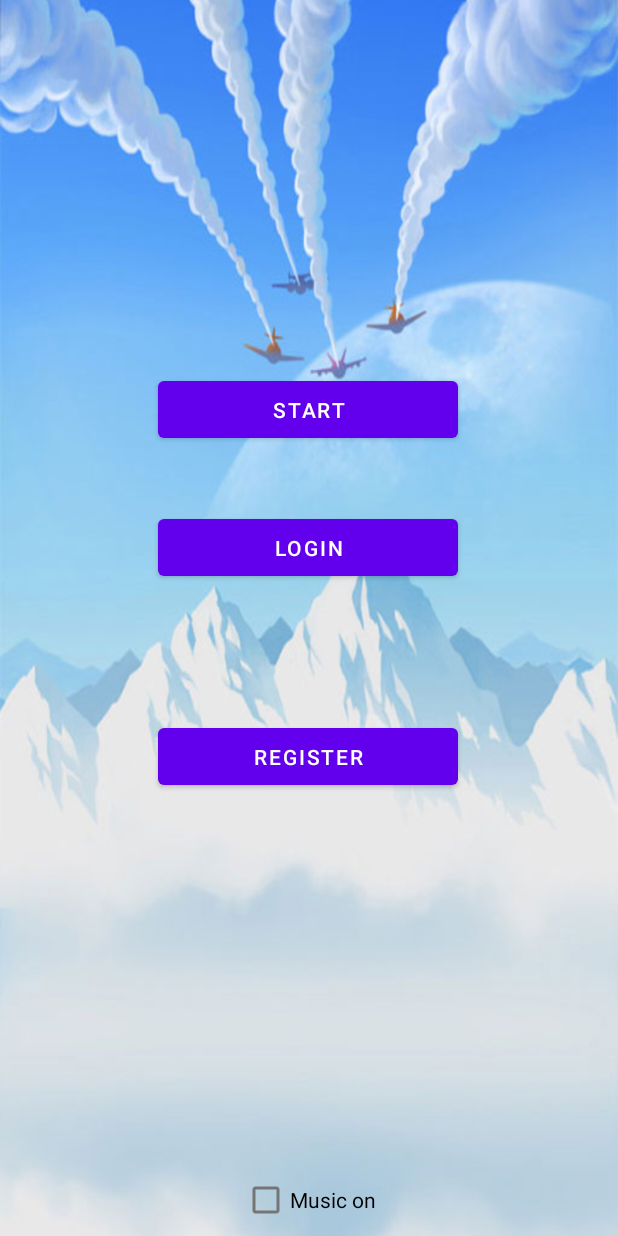
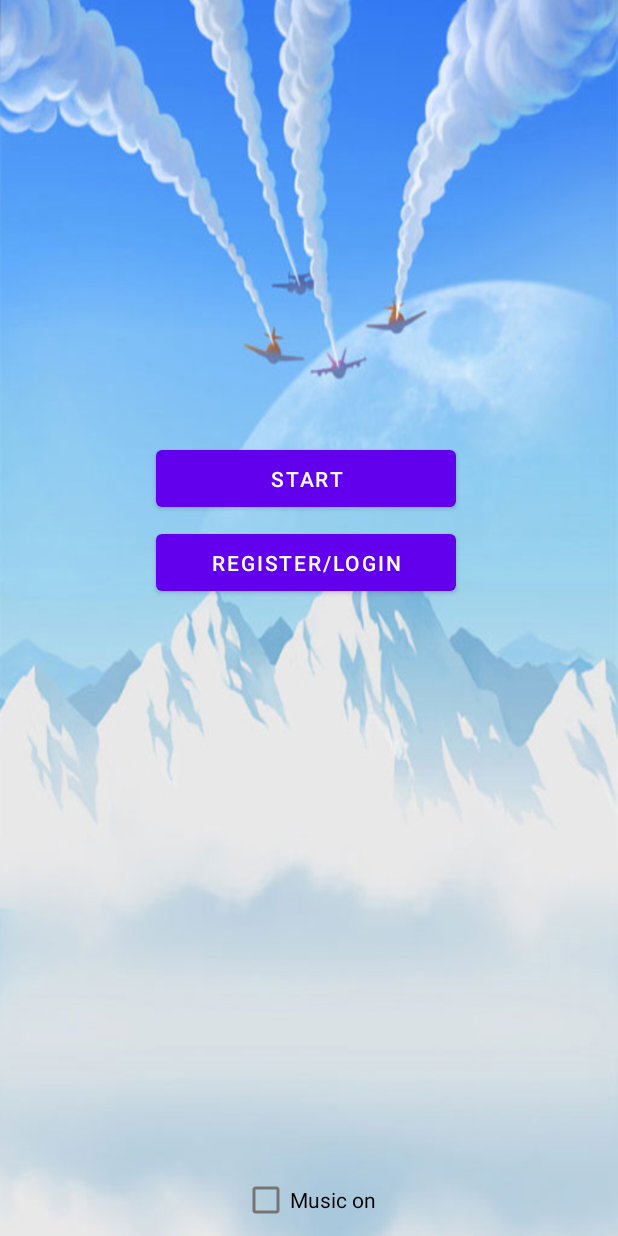
Before and after one commit to abyss-42/AS_AircraftWar, an Android app: the screen it shows after launch (MainActivity), on a phone screen of 412 x 824 dp. Run offline under Robolectric (Android 15) with nearby library versions, the phone set to English and light mode, and no system bars.

Commit message:
加了游戏模式选择

```diff
--- a/MyApplication/app/src/main/java/com/example/myapplication/MainActivity.java
+++ b/MyApplication/app/src/main/java/com/example/myapplication/MainActivity.java
@@ -31,7 +31,6 @@ public class MainActivity extends AppCompatActivity{
         WINDOW_WIDTH = dm.widthPixels;
         WINDOW_HEIGHT = dm.heightPixels;
         Button start = findViewById(R.id.start);
-        Button login = findViewById(R.id.Login);
         getSupportActionBar().hide();
     }
 
@@ -41,10 +40,10 @@ public class MainActivity extends AppCompatActivity{
         startActivity(intent);
     }
 
-    public void LoginGame(View view){
-        Intent intent = new Intent(this, MarketActivity.class);
-        startActivity(intent);
-    }
+//    public void LoginGame(View view){
+//        Intent intent = new Intent(this, MarketActivity.class);
+//        startActivity(intent);
+//    }
 
     public void RegisterGame(View view){
         Intent intent = new Intent(this, LoginActivity.class);
--- a/MyApplication/app/src/main/java/com/example/myapplication/login/LoginActivity.java
+++ b/MyApplication/app/src/main/java/com/example/myapplication/login/LoginActivity.java
@@ -16,6 +16,7 @@ import android.widget.Toast;
 import androidx.annotation.RequiresApi;
 import androidx.appcompat.app.AppCompatActivity;
 
+import com.example.myapplication.ModeSelectActivity;
 import com.example.myapplication.R;
 import com.example.myapplication.SQLite.MyDatabaseHelper;
 import com.example.myapplication.User;
@@ -111,6 +112,8 @@ public class LoginActivity extends AppCompatActivity {
                         in = new BufferedReader(new InputStreamReader(socket.getInputStream()));
                         if(in.readLine().equals("success")){
                             Toast.makeText(LoginActivity.this,"注册成功",Toast.LENGTH_SHORT).show();
+                            Intent intent = new Intent(LoginActivity.this, ModeSelectActivity.class);
+                            startActivity(intent);
                         }else{
                             Toast.makeText(LoginActivity.this,"注册失败",Toast.LENGTH_SHORT).show();
                         }
@@ -180,8 +183,8 @@ public class LoginActivity extends AppCompatActivity {
                             ObjectInputStream ois = new ObjectInputStream(socket.getInputStream());
                             currentUser = (User)ois.readObject();
                             Toast.makeText(LoginActivity.this,"登录成功",Toast.LENGTH_SHORT).show();
-//                            Intent intent = new Intent(LoginActivity.this,GameActivity.class);
-//                            startActivity(intent);
+                            Intent intent = new Intent(LoginActivity.this, ModeSelectActivity.class);
+                            startActivity(intent);
                         }else{
                             Toast.makeText(LoginActivity.this,"登录失败",Toast.LENGTH_SHORT).show();
                         }
--- a/MyApplication/app/src/main/res/layout/activity_main.xml
+++ b/MyApplication/app/src/main/res/layout/activity_main.xml
@@ -7,41 +7,41 @@
     android:background="@drawable/bg5"
     tools:context=".MainActivity">
 
+
+    <!--    <Button-->
+<!--        android:id="@+id/Login"-->
+<!--        android:layout_width="200dp"-->
+<!--        android:layout_height="50dp"-->
+<!--        android:layout_marginStart="105dp"-->
+<!--        android:layout_marginTop="340dp"-->
+<!--        android:onClick="LoginGame"-->
+<!--        android:text="Login"-->
+<!--        app:layout_constraintStart_toStartOf="parent"-->
+<!--        app:layout_constraintTop_toTopOf="parent" />-->
+
+
     <Button
         android:id="@+id/start"
         android:layout_width="200dp"
         android:layout_height="50dp"
-        android:layout_marginStart="105dp"
-        android:layout_marginTop="201dp"
+        android:layout_marginStart="104dp"
+        android:layout_marginTop="250dp"
         android:layout_marginBottom="480dp"
         android:onClick="startGame"
         android:text="start"
         app:layout_constraintBottom_toBottomOf="parent"
         app:layout_constraintStart_toStartOf="parent"
-        app:layout_constraintTop_toTopOf="parent" />
-
-
-
-    <Button
-        android:id="@+id/Login"
-        android:layout_width="200dp"
-        android:layout_height="50dp"
-        android:layout_marginStart="105dp"
-        android:layout_marginTop="340dp"
-        android:onClick="LoginGame"
-        android:text="Login"
-        app:layout_constraintStart_toStartOf="parent"
-        app:layout_constraintTop_toTopOf="parent" />
-
+        app:layout_constraintTop_toTopOf="parent"
+        app:layout_constraintVertical_bias="1.0" />
 
     <Button
         android:id="@+id/Register"
         android:layout_width="200dp"
         android:layout_height="50dp"
-        android:layout_marginStart="105dp"
-        android:layout_marginTop="479dp"
+        android:layout_marginStart="104dp"
+        android:layout_marginTop="350dp"
         android:onClick="RegisterGame"
-        android:text="Register"
+        android:text="Register/Login"
         app:layout_constraintStart_toStartOf="parent"
         app:layout_constraintTop_toTopOf="parent" />
 
@@ -53,8 +53,7 @@
         android:onClick="onCheckboxClicked"
         app:layout_constraintBottom_toBottomOf="parent"
         app:layout_constraintEnd_toEndOf="parent"
-        app:layout_constraintStart_toStartOf="parent"
-        app:layout_constraintTop_toBottomOf="@+id/Rank" />
+        app:layout_constraintStart_toStartOf="parent" />
 
 
 </androidx.constraintlayout.widget.ConstraintLayout>
```
